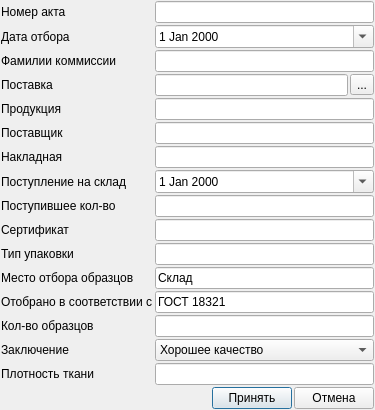
First picture: the form in ui/audit_act.ui, repository Meller008/CRM-Avi, before the edit.
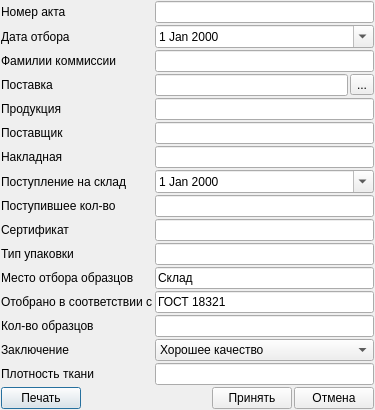
Second picture: the form after the edit.

```diff
--- a/ui/audit_act.ui
+++ b/ui/audit_act.ui
@@ -6,7 +6,7 @@
    <rect>
     <x>0</x>
     <y>0</y>
-    <width>326</width>
+    <width>344</width>
     <height>389</height>
    </rect>
   </property>
@@ -255,6 +255,13 @@
    </item>
    <item row="2" column="0">
     <layout class="QHBoxLayout" name="horizontalLayout_2">
+     <item>
+      <widget class="QPushButton" name="pushButton_3">
+       <property name="text">
+        <string>Печать</string>
+       </property>
+      </widget>
+     </item>
      <item>
       <spacer name="horizontalSpacer">
        <property name="orientation">
```
Left out of the diff: 57 changed lines with no effect on the pictures.
